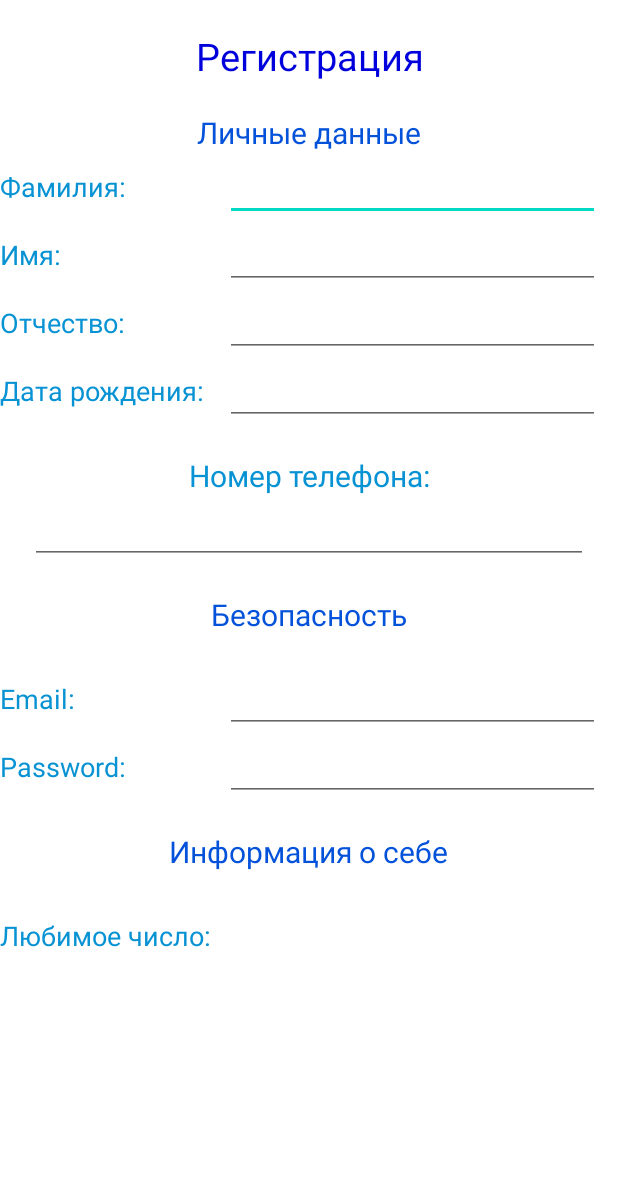
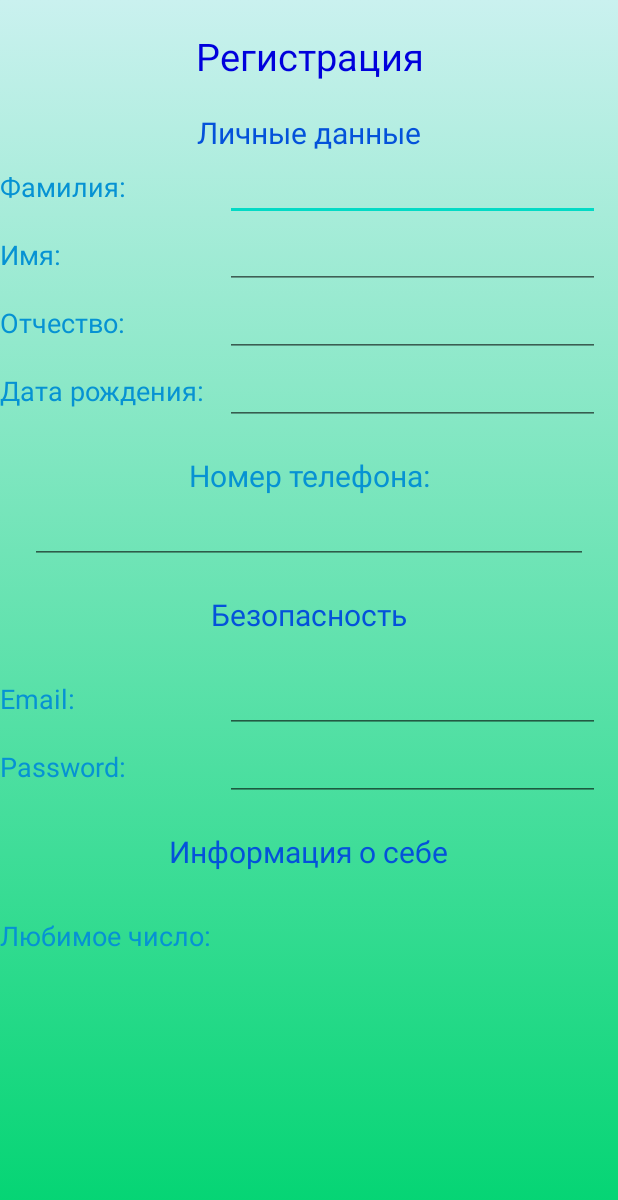
Before and after one commit to omy-q/FirstAndroidApp, an Android app: the layout activity_edit_text.xml on its own in the app's theme, with its tools: preview values and no code run, on a phone screen of 412 x 824 dp. Shown: the top 1200 px of the screen. Run offline under Robolectric (Android 15) with nearby library versions, the phone set to English and light mode, and no system bars.

Commit message:
add background

```diff
--- /dev/null
+++ b/app/src/main/res/drawable/linearlayout_edit_text_elements.xml
@@ -0,0 +1,12 @@
+<?xml version="1.0" encoding="utf-8"?>
+<selector xmlns:android="http://schemas.android.com/apk/res/android">
+    <item>
+        <shape>
+            <gradient
+                android:angle="270"
+                android:startColor="@color/gradient_1"
+                android:endColor="@color/gradient_2"
+                android:type="linear" />
+        </shape>
+    </item>
+</selector>
--- a/app/src/main/res/layout/activity_edit_text.xml
+++ b/app/src/main/res/layout/activity_edit_text.xml
@@ -4,7 +4,8 @@
     android:layout_width="match_parent"
     android:layout_height="match_parent"
     android:gravity="center_horizontal"
-    android:orientation="vertical">
+    android:orientation="vertical"
+    android:background="@drawable/linearlayout_edit_text_elements">
 
     <TextView
         android:id="@+id/registration"
@@ -24,7 +25,7 @@
         android:text="@string/person_data"
         android:textColor="@color/heading_2level"
         android:textSize="20sp"
-        android:layout_marginTop="20dp"/>
+        android:layout_marginTop="20dp" />
 
     <LinearLayout
         android:layout_width="match_parent"
--- a/app/src/main/res/values/colors.xml
+++ b/app/src/main/res/values/colors.xml
@@ -21,4 +21,7 @@
     <color name="heading">#0000DC</color>
     <color name="heading_2level">#0452DA</color>
 
+    <color name="gradient_1">#CAF1EF</color>
+    <color name="gradient_2">#00D471</color>
+
 </resources>
```
